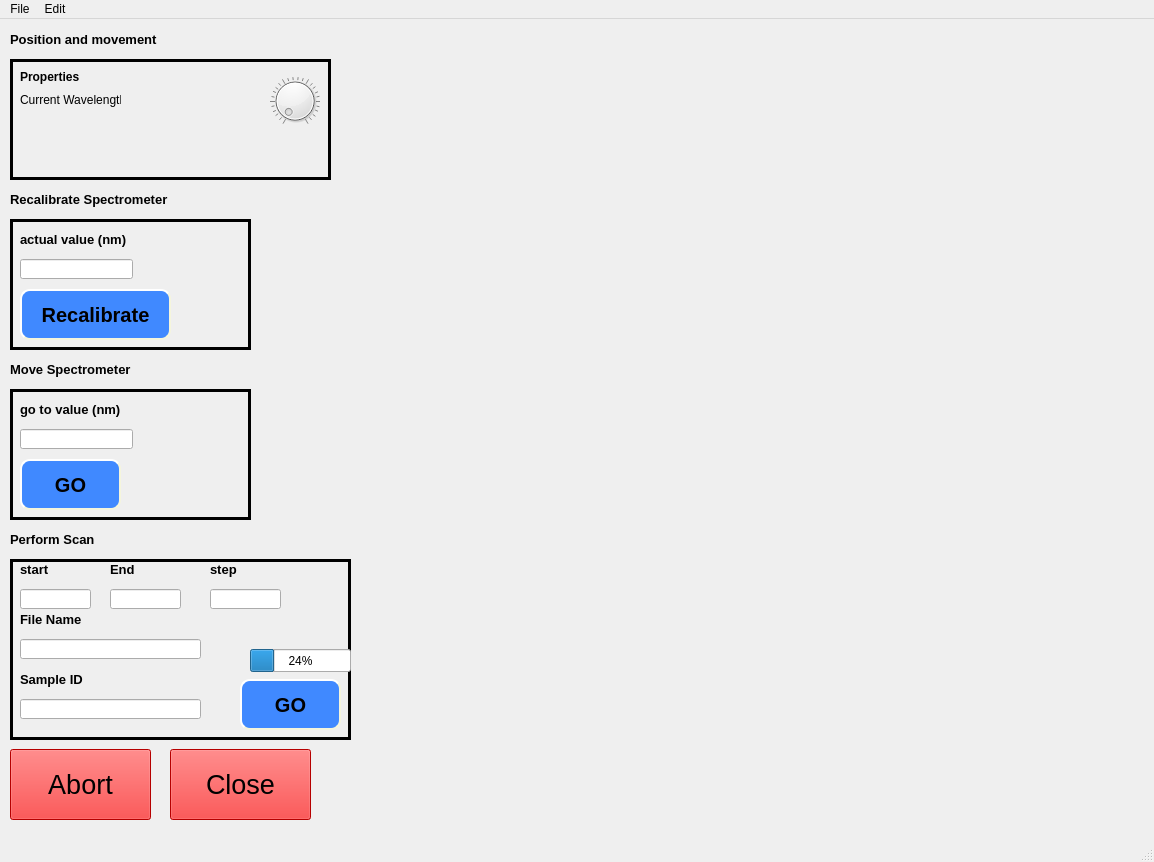
Old version of the form qtdesigner_files/spectrometer - Copy.ui in the repository ImanFortin/PLSpectrometer-update.
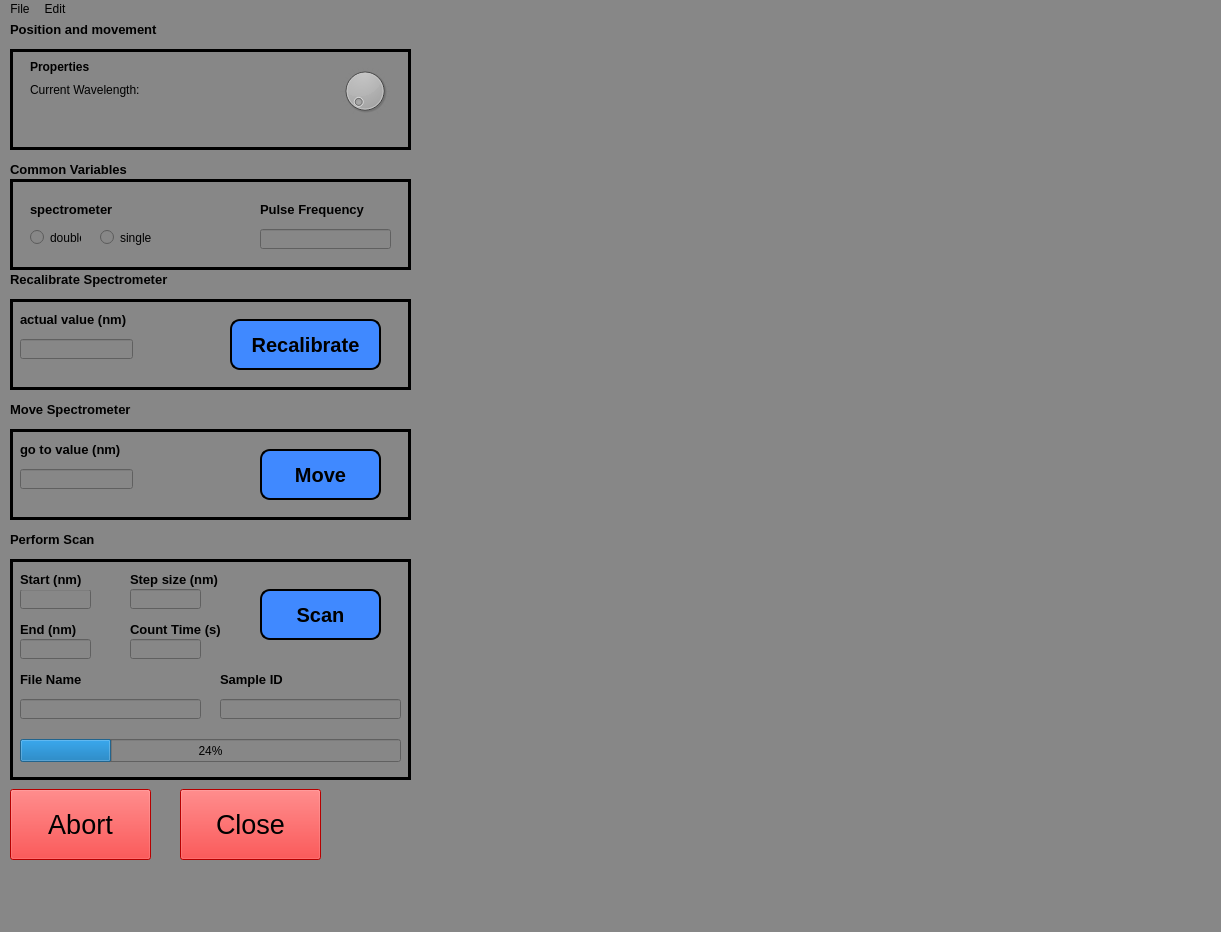
New version of the form.

Commit message: made new copy of .ui file and made minor changes

```diff
--- a/qtdesigner_files/spectrometer - Copy.ui
+++ b/qtdesigner_files/spectrometer - Copy.ui
@@ -6,19 +6,24 @@
    <rect>
     <x>0</x>
     <y>0</y>
-    <width>1154</width>
-    <height>862</height>
+    <width>1221</width>
+    <height>932</height>
    </rect>
   </property>
   <property name="windowTitle">
    <string>MainWindow</string>
   </property>
+  <property name="styleSheet">
+   <string notr="true">background-color: rgb(135, 135, 135);
+
+</string>
+  </property>
   <widget class="QWidget" name="centralwidget">
    <widget class="QPushButton" name="abort_button">
     <property name="geometry">
      <rect>
       <x>10</x>
-      <y>730</y>
+      <y>770</y>
       <width>141</width>
       <height>71</height>
      </rect>
@@ -49,8 +54,8 @@
    <widget class="QPushButton" name="close_button">
     <property name="geometry">
      <rect>
-      <x>170</x>
-      <y>730</y>
+      <x>180</x>
+      <y>770</y>
       <width>141</width>
       <height>71</height>
      </rect>
@@ -78,46 +83,13 @@
      <bool>false</bool>
     </property>
    </widget>
-   <widget class="QLabel" name="property_label">
-    <property name="geometry">
-     <rect>
-      <x>20</x>
-      <y>50</y>
-      <width>81</width>
-      <height>16</height>
-     </rect>
-    </property>
-    <property name="font">
-     <font>
-      <pointsize>9</pointsize>
-      <weight>75</weight>
-      <bold>true</bold>
-     </font>
-    </property>
-    <property name="text">
-     <string>Properties</string>
-    </property>
-   </widget>
-   <widget class="QLabel" name="current_wavelength_lbl">
-    <property name="geometry">
-     <rect>
-      <x>20</x>
-      <y>70</y>
-      <width>101</width>
-      <height>21</height>
-     </rect>
-    </property>
-    <property name="text">
-     <string>Current Wavelength:</string>
-    </property>
-   </widget>
    <widget class="QFrame" name="frame1">
     <property name="geometry">
      <rect>
       <x>10</x>
-      <y>40</y>
-      <width>321</width>
-      <height>121</height>
+      <y>30</y>
+      <width>401</width>
+      <height>101</height>
      </rect>
     </property>
     <property name="frameShape">
@@ -132,7 +104,7 @@
     <widget class="QDial" name="dial">
      <property name="geometry">
       <rect>
-       <x>260</x>
+       <x>330</x>
        <y>10</y>
        <width>50</width>
        <height>64</height>
@@ -157,14 +129,47 @@
       <bool>true</bool>
      </property>
     </widget>
+    <widget class="QLabel" name="property_label">
+     <property name="geometry">
+      <rect>
+       <x>20</x>
+       <y>10</y>
+       <width>101</width>
+       <height>16</height>
+      </rect>
+     </property>
+     <property name="font">
+      <font>
+       <pointsize>9</pointsize>
+       <weight>75</weight>
+       <bold>true</bold>
+      </font>
+     </property>
+     <property name="text">
+      <string>Properties</string>
+     </property>
+    </widget>
+    <widget class="QLabel" name="current_wavelength_lbl">
+     <property name="geometry">
+      <rect>
+       <x>20</x>
+       <y>30</y>
+       <width>131</width>
+       <height>21</height>
+      </rect>
+     </property>
+     <property name="text">
+      <string>Current Wavelength:</string>
+     </property>
+    </widget>
    </widget>
    <widget class="QFrame" name="frame2">
     <property name="geometry">
      <rect>
       <x>10</x>
-      <y>200</y>
-      <width>241</width>
-      <height>131</height>
+      <y>280</y>
+      <width>401</width>
+      <height>91</height>
      </rect>
     </property>
     <property name="frameShape">
@@ -181,7 +186,7 @@
       <rect>
        <x>10</x>
        <y>10</y>
-       <width>121</width>
+       <width>151</width>
        <height>21</height>
       </rect>
      </property>
@@ -212,8 +217,8 @@
     <widget class="QPushButton" name="recalibrate_button">
      <property name="geometry">
       <rect>
-       <x>10</x>
-       <y>70</y>
+       <x>220</x>
+       <y>20</y>
        <width>151</width>
        <height>51</height>
       </rect>
@@ -235,7 +240,7 @@
     border-style: outset;
     border-width: 2px;
     border-radius: 10px;
-    border-color: beige;
+    border-color: black;
     font: bold 20px;
     min-width: 2em;
     padding: 6px;
@@ -275,9 +280,9 @@
     <property name="geometry">
      <rect>
       <x>10</x>
-      <y>370</y>
-      <width>241</width>
-      <height>131</height>
+      <y>410</y>
+      <width>401</width>
+      <height>91</height>
      </rect>
     </property>
     <property name="frameShape">
@@ -307,7 +312,7 @@
       <rect>
        <x>10</x>
        <y>10</y>
-       <width>111</width>
+       <width>141</width>
        <height>21</height>
       </rect>
      </property>
@@ -325,9 +330,9 @@
     <widget class="QPushButton" name="move_button">
      <property name="geometry">
       <rect>
-       <x>10</x>
-       <y>70</y>
-       <width>101</width>
+       <x>250</x>
+       <y>20</y>
+       <width>121</width>
        <height>51</height>
       </rect>
      </property>
@@ -348,7 +353,7 @@
     border-style: outset;
     border-width: 2px;
     border-radius: 10px;
-    border-color: beige;
+    border-color: black;
     font: bold 20px;
     min-width: 2em;
     padding: 6px;
@@ -368,7 +373,7 @@
 }</string>
      </property>
      <property name="text">
-      <string>GO</string>
+      <string>Move</string>
      </property>
      <property name="checkable">
       <bool>false</bool>
@@ -389,8 +394,8 @@
      <rect>
       <x>10</x>
       <y>540</y>
-      <width>341</width>
-      <height>181</height>
+      <width>401</width>
+      <height>221</height>
      </rect>
     </property>
     <property name="frameShape">
@@ -419,8 +424,8 @@
      <property name="geometry">
       <rect>
        <x>10</x>
-       <y>0</y>
-       <width>41</width>
+       <y>10</y>
+       <width>101</width>
        <height>21</height>
       </rect>
      </property>
@@ -432,15 +437,15 @@
       </font>
      </property>
      <property name="text">
-      <string>start </string>
+      <string>Start (nm)</string>
      </property>
     </widget>
     <widget class="QLabel" name="scan_end_lbl">
      <property name="geometry">
       <rect>
-       <x>100</x>
-       <y>0</y>
-       <width>41</width>
+       <x>10</x>
+       <y>60</y>
+       <width>101</width>
        <height>21</height>
       </rect>
      </property>
@@ -452,14 +457,14 @@
       </font>
      </property>
      <property name="text">
-      <string>End</string>
+      <string>End (nm)</string>
      </property>
     </widget>
     <widget class="QLineEdit" name="scan_end_input">
      <property name="geometry">
       <rect>
-       <x>100</x>
-       <y>30</y>
+       <x>10</x>
+       <y>80</y>
        <width>71</width>
        <height>20</height>
       </rect>
@@ -471,9 +476,9 @@
     <widget class="QPushButton" name="scan_button">
      <property name="geometry">
       <rect>
-       <x>230</x>
-       <y>120</y>
-       <width>101</width>
+       <x>250</x>
+       <y>30</y>
+       <width>121</width>
        <height>51</height>
       </rect>
      </property>
@@ -494,7 +499,7 @@
     border-style: outset;
     border-width: 2px;
     border-radius: 10px;
-    border-color: beige;
+    border-color: black;
     font: bold 20px;
     min-width: 2em;
     padding: 6px;
@@ -514,7 +519,7 @@
 }</string>
      </property>
      <property name="text">
-      <string>GO</string>
+      <string>Scan</string>
      </property>
      <property name="checkable">
       <bool>false</bool>
@@ -532,9 +537,9 @@
     <widget class="QProgressBar" name="progressBar_scan">
      <property name="geometry">
       <rect>
-       <x>240</x>
-       <y>90</y>
-       <width>101</width>
+       <x>10</x>
+       <y>180</y>
+       <width>381</width>
        <height>23</height>
       </rect>
      </property>
@@ -545,9 +550,9 @@
     <widget class="QLabel" name="scan_step_lbl">
      <property name="geometry">
       <rect>
-       <x>200</x>
-       <y>0</y>
-       <width>51</width>
+       <x>120</x>
+       <y>10</y>
+       <width>121</width>
        <height>21</height>
       </rect>
      </property>
@@ -559,13 +564,13 @@
       </font>
      </property>
      <property name="text">
-      <string>step</string>
+      <string>Step size (nm)</string>
      </property>
     </widget>
     <widget class="QLineEdit" name="scan_step_input">
      <property name="geometry">
       <rect>
-       <x>200</x>
+       <x>120</x>
        <y>30</y>
        <width>71</width>
        <height>20</height>
@@ -579,8 +584,8 @@
      <property name="geometry">
       <rect>
        <x>10</x>
-       <y>50</y>
-       <width>101</width>
+       <y>110</y>
+       <width>121</width>
        <height>21</height>
       </rect>
      </property>
@@ -599,7 +604,7 @@
      <property name="geometry">
       <rect>
        <x>10</x>
-       <y>80</y>
+       <y>140</y>
        <width>181</width>
        <height>20</height>
       </rect>
@@ -608,9 +613,9 @@
     <widget class="QLabel" name="sample_id_lbl">
      <property name="geometry">
       <rect>
-       <x>10</x>
+       <x>210</x>
        <y>110</y>
-       <width>101</width>
+       <width>121</width>
        <height>21</height>
       </rect>
      </property>
@@ -628,13 +633,46 @@
     <widget class="QLineEdit" name="sample_ID_input">
      <property name="geometry">
       <rect>
-       <x>10</x>
+       <x>210</x>
        <y>140</y>
        <width>181</width>
        <height>20</height>
       </rect>
      </property>
     </widget>
+    <widget class="QLabel" name="count_time_lbl">
+     <property name="geometry">
+      <rect>
+       <x>120</x>
+       <y>60</y>
+       <width>121</width>
+       <height>21</height>
+      </rect>
+     </property>
+     <property name="font">
+      <font>
+       <pointsize>10</pointsize>
+       <weight>75</weight>
+       <bold>true</bold>
+      </font>
+     </property>
+     <property name="text">
+      <string>Count Time (s)</string>
+     </property>
+    </widget>
+    <widget class="QLineEdit" name="count_time_input">
+     <property name="geometry">
+      <rect>
+       <x>120</x>
+       <y>80</y>
+       <width>71</width>
+       <height>20</height>
+      </rect>
+     </property>
+     <property name="inputMethodHints">
+      <set>Qt::ImhDigitsOnly</set>
+     </property>
+    </widget>
    </widget>
    <widget class="QLabel" name="perform_scan_lbl">
     <property name="geometry">
@@ -660,8 +698,8 @@
     <property name="geometry">
      <rect>
       <x>10</x>
-      <y>340</y>
-      <width>131</width>
+      <y>380</y>
+      <width>181</width>
       <height>21</height>
      </rect>
     </property>
@@ -680,7 +718,7 @@
     <property name="geometry">
      <rect>
       <x>10</x>
-      <y>170</y>
+      <y>250</y>
       <width>171</width>
       <height>21</height>
      </rect>
@@ -700,8 +738,8 @@
     <property name="geometry">
      <rect>
       <x>10</x>
-      <y>10</y>
-      <width>171</width>
+      <y>0</y>
+      <width>201</width>
       <height>21</height>
      </rect>
     </property>
@@ -716,13 +754,128 @@
      <string>Position and movement</string>
     </property>
    </widget>
+   <widget class="QLabel" name="common_variables_lbl">
+    <property name="geometry">
+     <rect>
+      <x>10</x>
+      <y>140</y>
+      <width>171</width>
+      <height>21</height>
+     </rect>
+    </property>
+    <property name="font">
+     <font>
+      <pointsize>10</pointsize>
+      <weight>75</weight>
+      <bold>true</bold>
+     </font>
+    </property>
+    <property name="text">
+     <string>Common Variables</string>
+    </property>
+   </widget>
+   <widget class="QFrame" name="frame2_2">
+    <property name="geometry">
+     <rect>
+      <x>10</x>
+      <y>160</y>
+      <width>401</width>
+      <height>91</height>
+     </rect>
+    </property>
+    <property name="frameShape">
+     <enum>QFrame::Box</enum>
+    </property>
+    <property name="frameShadow">
+     <enum>QFrame::Plain</enum>
+    </property>
+    <property name="lineWidth">
+     <number>3</number>
+    </property>
+    <widget class="QRadioButton" name="radioButton">
+     <property name="geometry">
+      <rect>
+       <x>20</x>
+       <y>50</y>
+       <width>51</width>
+       <height>17</height>
+      </rect>
+     </property>
+     <property name="text">
+      <string>double</string>
+     </property>
+    </widget>
+    <widget class="QRadioButton" name="radioButton_2">
+     <property name="geometry">
+      <rect>
+       <x>90</x>
+       <y>50</y>
+       <width>51</width>
+       <height>17</height>
+      </rect>
+     </property>
+     <property name="text">
+      <string>single</string>
+     </property>
+    </widget>
+    <widget class="QLabel" name="spect_select_lbl">
+     <property name="geometry">
+      <rect>
+       <x>20</x>
+       <y>20</y>
+       <width>121</width>
+       <height>21</height>
+      </rect>
+     </property>
+     <property name="font">
+      <font>
+       <pointsize>10</pointsize>
+       <weight>75</weight>
+       <bold>true</bold>
+      </font>
+     </property>
+     <property name="text">
+      <string>spectrometer</string>
+     </property>
+    </widget>
+    <widget class="QLabel" name="spect_select_lbl_2">
+     <property name="geometry">
+      <rect>
+       <x>250</x>
+       <y>20</y>
+       <width>121</width>
+       <height>21</height>
+      </rect>
+     </property>
+     <property name="font">
+      <font>
+       <pointsize>10</pointsize>
+       <weight>75</weight>
+       <bold>true</bold>
+      </font>
+     </property>
+     <property name="text">
+      <string>Pulse Frequency</string>
+     </property>
+    </widget>
+    <widget class="QLineEdit" name="lineEdit">
+     <property name="geometry">
+      <rect>
+       <x>250</x>
+       <y>50</y>
+       <width>131</width>
+       <height>20</height>
+      </rect>
+     </property>
+    </widget>
+   </widget>
   </widget>
   <widget class="QMenuBar" name="menubar">
    <property name="geometry">
     <rect>
      <x>0</x>
      <y>0</y>
-     <width>1154</width>
+     <width>1221</width>
      <height>21</height>
     </rect>
    </property>
```
The commit also changes 2 other files.
